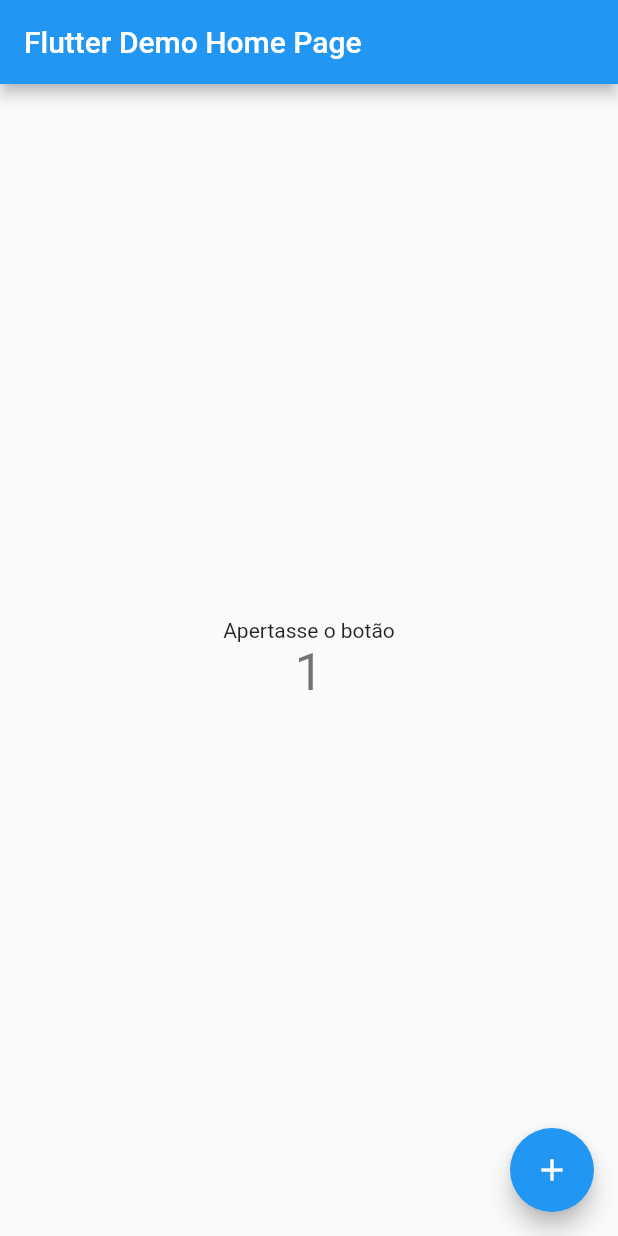
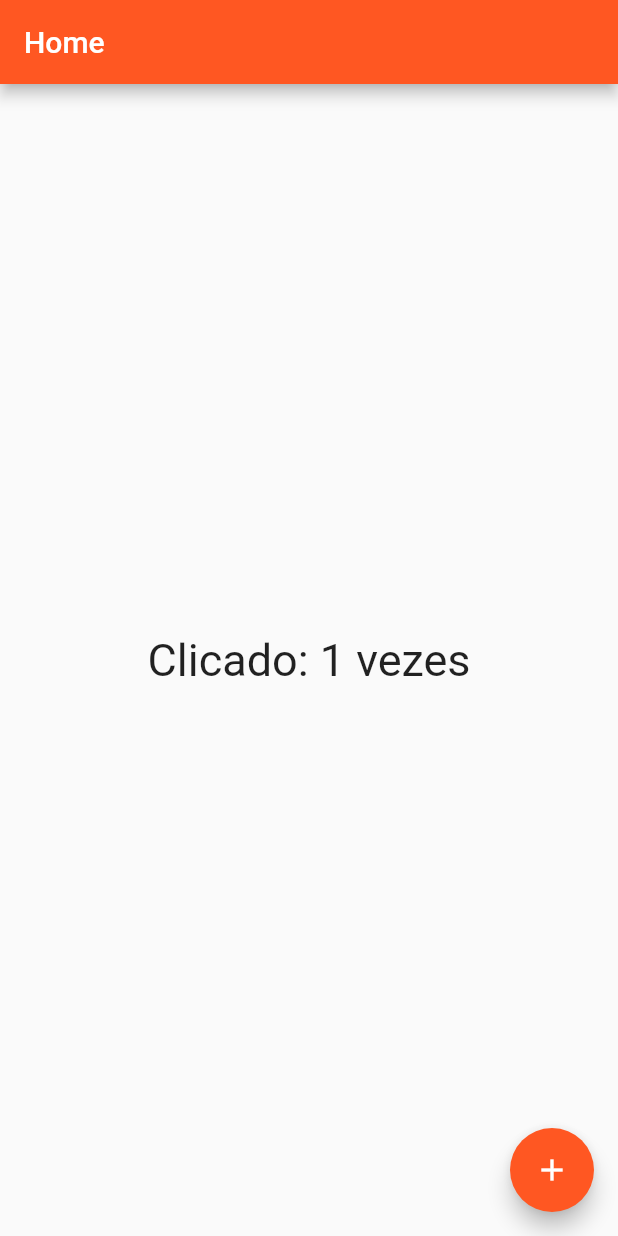
Before and after one commit to FilipeNMarques/learningFlutter, a Flutter app: the screen it shows after launch, after a tap on the "add" icon, on a phone screen of 412 x 824 dp. Run offline on Flutter 3.47's test engine with Material 2 defaults, Android fonts, the phone set to English and light mode, and no system bars.

Commit message:
add scaffold and directories organization

```diff
--- /dev/null
+++ b/lib/app_widget.dart
@@ -0,0 +1,12 @@
+import 'package:flutter/cupertino.dart';
+import 'package:flutter/material.dart';
+
+import 'home_page.dart';
+
+class AppWidget extends StatelessWidget {
+  @override
+  Widget build(BuildContext context) {
+    return MaterialApp(
+        theme: ThemeData(primarySwatch: Colors.deepOrange), home: HomePage());
+  }
+}
--- /dev/null
+++ b/lib/home_page.dart
@@ -0,0 +1,42 @@
+import 'package:flutter/cupertino.dart';
+import 'package:flutter/material.dart';
+
+class HomePage extends StatefulWidget {
+  @override
+  State<HomePage> createState() {
+    return HomePageState();
+  }
+}
+
+class HomePageState extends State<HomePage> {
+  int counter = 0;
+
+  @override
+  Widget build(BuildContext context) {
+    return Scaffold(
+        appBar: AppBar(
+          title: Text('Home'),
+        ),
+        body: Center(
+          child: GestureDetector(
+            child: Text(
+              'Clicado: $counter vezes',
+              style: TextStyle(fontSize: 30),
+            ),
+            onTap: () {
+              setState(() {
+                counter++;
+              });
+            },
+          ),
+        ),
+        floatingActionButton: FloatingActionButton(
+          onPressed: () {
+            setState(() {
+              counter++;
+            });
+          },
+          child: Icon(Icons.add),
+        ));
+  }
+}
--- a/lib/main.dart
+++ b/lib/main.dart
@@ -1,113 +1,8 @@
+import 'package:flutter/cupertino.dart';
 import 'package:flutter/material.dart';
 
-void main() {
-  runApp(MyApp());
+import 'app_widget.dart';
+
+main() {
+  runApp(AppWidget());
 }
-
-class MyApp extends StatelessWidget {
-  // This widget is the root of your application.
-  @override
-  Widget build(BuildContext context) {
-    return MaterialApp(
-      title: 'Flutter Demo',
-      theme: ThemeData(
-        // This is the theme of your application.
-        //
-        // Try running your application with "flutter run". You'll see the
-        // application has a blue toolbar. Then, without quitting the app, try
-        // changing the primarySwatch below to Colors.green and then invoke
-        // "hot reload" (press "r" in the console where you ran "flutter run",
-        // or simply save your changes to "hot reload" in a Flutter IDE).
-        // Notice that the counter didn't reset back to zero; the application
-        // is not restarted.
-        primarySwatch: Colors.blue,
-      ),
-      home: MyHomePage(title: 'Flutter Demo Home Page'),
-    );
-  }
-}
-
-class MyHomePage extends StatefulWidget {
-  MyHomePage({Key key, this.title}) : super(key: key);
-
-  // This widget is the home page of your application. It is stateful, meaning
-  // that it has a State object (defined below) that contains fields that affect
-  // how it looks.
-
-  // This class is the configuration for the state. It holds the values (in this
-  // case the title) provided by the parent (in this case the App widget) and
-  // used by the build method of the State. Fields in a Widget subclass are
-  // always marked "final".
-
-  final String title;
-
-  @override
-  _MyHomePageState createState() => _MyHomePageState();
-}
-
-class _MyHomePageState extends State<MyHomePage> {
-  int _counter = 0;
-
-  void _incrementCounter() {
-    setState(() {
-      // This call to setState tells the Flutter framework that something has
-      // changed in this State, which causes it to rerun the build method below
-      // so that the display can reflect the updated values. If we changed
-      // _counter without calling setState(), then the build method would not be
-      // called again, and so nothing would appear to happen.
-      _counter++;
-    });
-  }
-
-  @override
-  Widget build(BuildContext context) {
-    // This method is rerun every time setState is called, for instance as done
-    // by the _incrementCounter method above.
-    //
-    // The Flutter framework has been optimized to make rerunning build methods
-    // fast, so that you can just rebuild anything that needs updating rather
-    // than having to individually change instances of widgets.
-    return Scaffold(
-      appBar: AppBar(
-        // Here we take the value from the MyHomePage object that was created by
-        // the App.build method, and use it to set our appbar title.
-        title: Text(widget.title),
-      ),
-      body: Center(
-        // Center is a layout widget. It takes a single child and positions it
-        // in the middle of the parent.
-        child: Column(
-          // Column is also a layout widget. It takes a list of children and
-          // arranges them vertically. By default, it sizes itself to fit its
-          // children horizontally, and tries to be as tall as its parent.
-          //
-          // Invoke "debug painting" (press "p" in the console, choose the
-          // "Toggle Debug Paint" action from the Flutter Inspector in Android
-          // Studio, or the "Toggle Debug Paint" command in Visual Studio Code)
-          // to see the wireframe for each widget.
-          //
-          // Column has various properties to control how it sizes itself and
-          // how it positions its children. Here we use mainAxisAlignment to
-          // center the children vertically; the main axis here is the vertical
-          // axis because Columns are vertical (the cross axis would be
-          // horizontal).
-          mainAxisAlignment: MainAxisAlignment.center,
-          children: <Widget>[
-            Text(
-              'Apertasse o botão',
-            ),
-            Text(
-              '$_counter',
-              style: Theme.of(context).textTheme.headline4,
-            ),
-          ],
-        ),
-      ),
-      floatingActionButton: FloatingActionButton(
-        onPressed: _incrementCounter,
-        tooltip: 'Increment',
-        child: Icon(Icons.add),
-      ), // This trailing comma makes auto-formatting nicer for build methods.
-    );
-  }
-}
```
